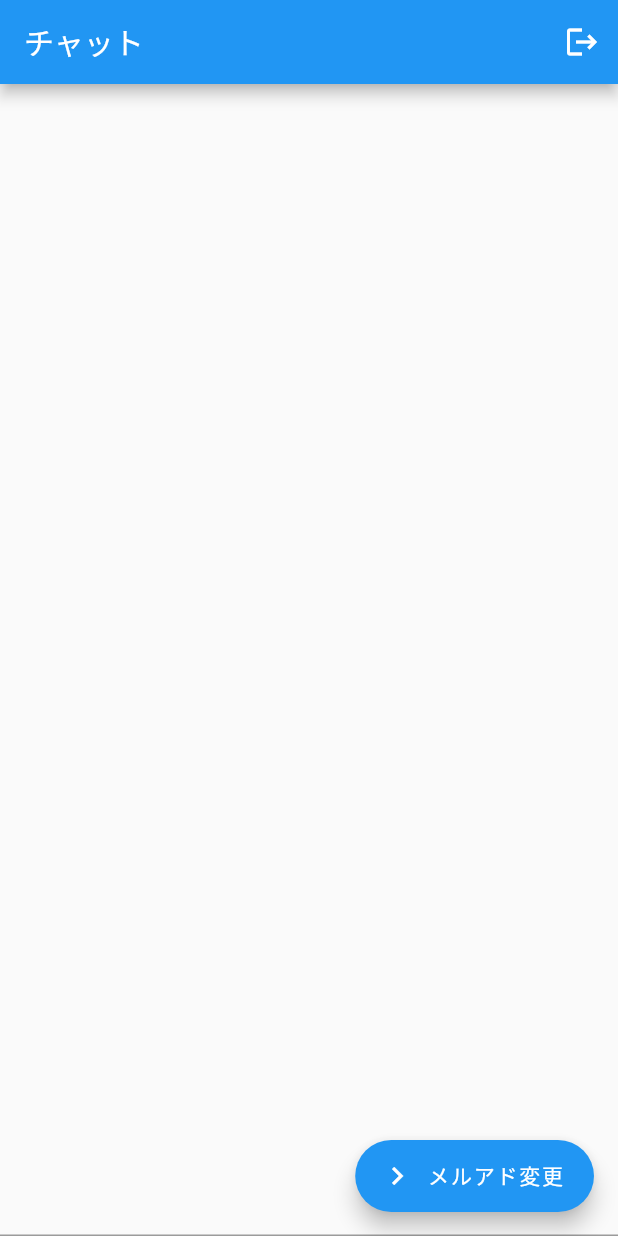
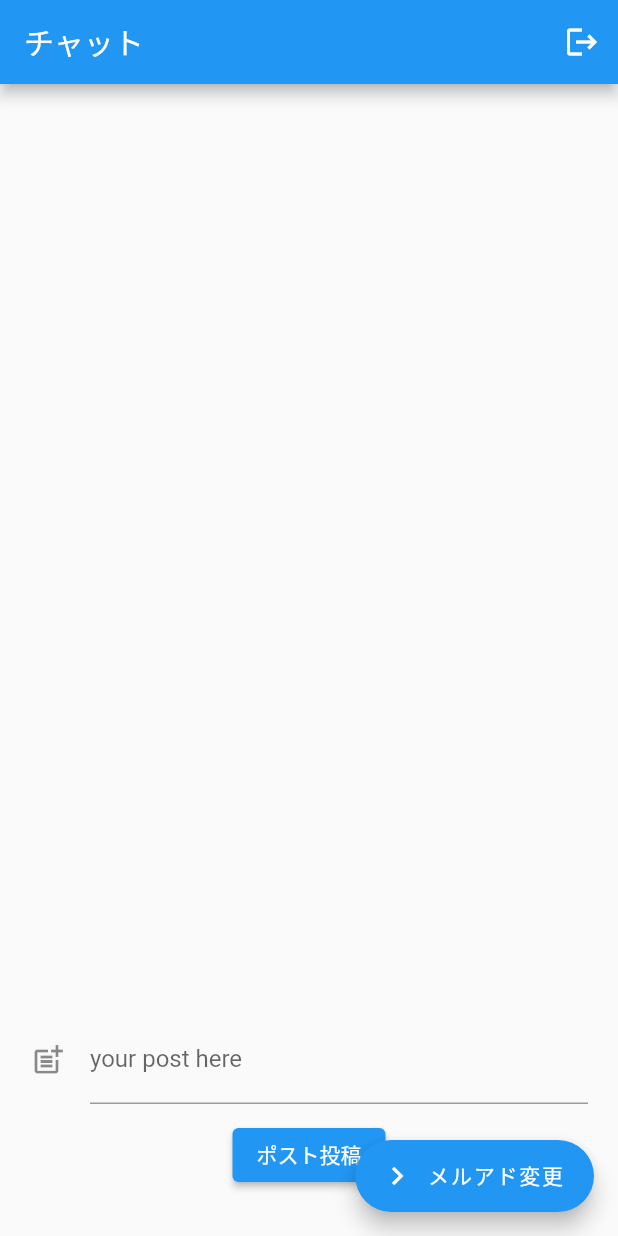
Before and after one commit to HinanoKawahori/chatApplication, a Flutter app: the screen it shows once a user with an empty profile is signed in, on a phone screen of 412 x 824 dp. Run offline on Flutter 3.47's test engine with Material 2 defaults, Android fonts, the phone set to English and light mode, and no system bars; our stand-ins replace cloud_firestore, firebase_auth, firebase_core; accounts and stored records are empty; network calls fail.

Commit message:
修正完了

```diff
--- a/lib/chat_page.dart
+++ b/lib/chat_page.dart
@@ -15,6 +15,17 @@ class ChatPage extends StatefulWidget {
 }
 
 class _ChatPageState extends State<ChatPage> {
+  //validation
+  final _formKey = GlobalKey<FormState>();
+  final postController = TextEditingController();
+
+  @override
+  void dispose() {
+    print('text');
+    postController.dispose();
+    super.dispose();
+  }
+
   @override
   Widget build(BuildContext context) {
     return Scaffold(
@@ -25,14 +36,17 @@ class _ChatPageState extends State<ChatPage> {
             icon: Icon(Icons.logout),
             onPressed: () async {
               // ログアウト処理
-              // 内部で保持しているログイン情報等が初期化される
+              // 元の画面に戻らないように、
+              // pushandremoveuntil(次のページに遷移しつつ、特定の条件のページまで過去のページを取り除く)をつける。
               await FirebaseAuth.instance.signOut();
-              await Navigator.of(context).push(
+
+              await Navigator.of(context).pushAndRemoveUntil(
                 MaterialPageRoute(
                   builder: (context) {
                     return SignInPage();
                   },
                 ),
+                (route) => false,
               );
             },
           ),
@@ -43,19 +57,18 @@ class _ChatPageState extends State<ChatPage> {
         label: Text('メルアド変更'),
         icon: Icon(Icons.navigate_next),
         onPressed: () {
-          Navigator.push(
-              context,
-              MaterialPageRoute(
-                  // （2） 実際に表示するページ(ウィジェット)を指定する
-                  builder: (context) => ModifyProfilePage()));
+          Navigator.push(context,
+              MaterialPageRoute(builder: (context) => ModifyProfilePage()));
         },
       ),
-      body: Column(
+      body: Padding(
+        padding: const EdgeInsets.all(20),
+        child: Column(
           children: [
             //child1, streambuilder
             Expanded(
               child: StreamBuilder<QuerySnapshot<Post>>(
-              // stream プロパティに snapshots() を与えると、コレクションの中のドキュメントをリアルタイムで監視することができます。
+                // stream プロパティに snapshots() >> リアルタイム監視
                 stream: postsReference.orderBy('createdAt').snapshots(),
                 // ここで受け取っている snapshot に stream で流れてきたデータが入っています。
                 builder: (context, snapshot) {
@@ -74,32 +87,72 @@ class _ChatPageState extends State<ChatPage> {
               ),
             ),
 
-            TextFormField(
-            onFieldSubmitted: (text) {
-              //1,user変数にユーザーデータを格納。
+            Form(
+              key: _formKey,
+              child: TextFormField(
+                controller: postController,
+                decoration: const InputDecoration(
+                  label: Text('your post here'),
+                  icon: Icon(Icons.post_add),
+                ),
+                validator: (value) {
+                  if (value == null || value.isEmpty) {
+                    return 'Please enter some text';
+                  }
+                  return null;
+                },
+              ),
+            ),
+            Container(
+              margin: const EdgeInsets.all(10),
+              child: ElevatedButton(
+                onPressed: () {
+                  if (_formKey.currentState!.validate()) {
+                    //if　okeyなら、投稿
+                    _post(postController.text);
+
+                    ScaffoldMessenger.of(context).showSnackBar(
+                      const SnackBar(content: Text('Processing Data')),
+                    );
+                  }
+                },
+                child: const Text('ポスト投稿'),
+              ),
+            ),
+          ],
+        ),
+      ),
+    );
+  }
+
+  //タスク投稿
+  Future<void> _post(String text) async {
+    // 1,user変数にユーザーデータを格納。
     final user = FirebaseAuth.instance.currentUser!;
     final posterId = user.uid; //ログイン中のuserIdがとれる。
-              // final posterName = user.displayName!; // Googleアカウントの名前がとれます
-              // final posterImageUrl = user.photoURL!; // Googleアカウントのアイコンデータがとれます
+    // ２,ランダムなpostIdのドキュメントリファレンスを作成。doc();で作れる
+    final newDocumentReference = postsReference.doc();
 
-              //２、ランダムなpostIdのドキュメントリファレンスを作成。
-              //(doc();)で作れる。
-              final newDocumentReference = postsReference.doc();
-              //postクラス型からできるnewPostインスタンス。
     final newPost = Post(
       text: text,
       createdAt: Timestamp.now(), // 投稿日時は現在とします
-                // posterName: posterName,
-                // posterImageUrl: posterImageUrl,
       posterId: posterId,
       reference: newDocumentReference,
     );
-              newDocumentReference.set(newPost);
-            },
-          ),
-          // ),
-        ],
-      ),
+    print(newPost);
+
+    FirebaseFirestore.instance.collection('posts').withConverter<Post>(
+      // <> ここに変換したい型名をいれます。今回は Post です。
+      fromFirestore: ((snapshot, _) {
+        // 第二引数は使わないのでその場合は _ で不使用であることを分かりやすくしています。
+        return Post.fromFirestore(
+            snapshot); // 先ほど定期着した fromFirestore がここで活躍します。
+      }),
+      toFirestore: ((Post postData, _) {
+        return postData.toMap(); // 先ほど適宜した toMap がここで活躍します。
+      }),
     );
+    // 3,postクラス型からできるnewPostインスタンス。
+    await newDocumentReference.set(newPost);
   }
 }
--- a/lib/main.dart
+++ b/lib/main.dart
@@ -42,6 +42,7 @@ class MyApp extends StatelessWidget {
   }
 }
 
+//TODO freezed???
 //withConverterでcollectionReferenceを作る。
 final postsReference =
     FirebaseFirestore.instance.collection('posts').withConverter<Post>(
--- a/lib/post.dart
+++ b/lib/post.dart
@@ -1,48 +1,44 @@
 import 'package:cloud_firestore/cloud_firestore.dart';
-import 'package:freezed_annotation/freezed_annotation.dart';
 
-part 'post.freezed.dart';
+class Post {
+  Post({
+    required this.text,
+    required this.createdAt,
+    required this.posterId,
+    required this.reference,
+  });
 
-//TODO 確認
-//設計図ポスト
-@freezed
-class Post with _$Post {
-  const factory Post({
-    required String text,
-    required Timestamp createdAt,
-    required String posterId,
-    required DocumentReference reference,
-  }) = _Post;
-
-//インスタンスの生成
-//firebaseからpost型
-//因数としてfirestoreのマップ型documentsnapshotを受け取り、Postのインスタンスを作る。
   factory Post.fromFirestore(DocumentSnapshot<Map<String, dynamic>> snapshot) {
-    //map = data{key, value}
-    // documensSnapshot からmapに変換
-    final map = snapshot.data()!;
+    final map = snapshot.data()!; // data() の中には Map 型のデータが入っています。
+    // data()! この ! 記号は nullable な型を non-nullable として扱うよ！ という意味です。
+    // data の中身はかならず入っているだろうという仮説のもと ! をつけています。
+    // map データが得られているのでここからはいつもと同じです。
     return Post(
-      //map型のデータが得られる。
-      //ex)text : map['text']  textにmap['text']を代入！
       text: map['text'],
       createdAt: map['createdAt'],
-      // posterName: map['posterName'],
-      // posterImageUrl: map['posterImageUrl'],
       posterId: map['posterId'],
-      reference: snapshot.reference,
+      reference:
+          snapshot.reference, // 注意。reference は map ではなく snapshot に入っています。
     );
   }
 
-//post型からfirebase
-//PostインスタンスからMap<String, dynamic>に変換するためのtoMap関数。
   Map<String, dynamic> toMap() {
     return {
-      //プロパティ名＝key名、 Firestore にデータを保存するときに活躍
       'text': text,
       'createdAt': createdAt,
-      // 'posterName': posterName,
-      // 'posterImageUrl': posterImageUrl,
       'posterId': posterId,
     };
   }
+
+  /// 投稿文
+  final String text;
+
+  /// 投稿日時
+  final Timestamp createdAt;
+
+  /// 投稿者のユーザーID
+  final String posterId;
+
+  /// Firestoreのどこにデータが存在するかを表すpath情報
+  final DocumentReference reference;
 }
--- a/lib/sign_in_page.dart
+++ b/lib/sign_in_page.dart
@@ -45,6 +45,9 @@ class _SignInPageState extends State<SignInPage> {
         password: pass,
       );
       //SignInがうまく行った場合の処理
+      //TODO なぜここに、pushAndRemoveUntilをつけるのか??
+      //TODO ログイン前の状態にもどらないようにするため。(過去のページを取り除くため)
+      //TODO　pushでもページは遷移するけど、ログイン前のページに戻ってしまう。
       if (mounted) {
         Navigator.of(context).pushAndRemoveUntil(
           MaterialPageRoute(builder: (context) {
@@ -144,8 +147,8 @@ class _SignInPageState extends State<SignInPage> {
                 onPressed: () {
                   /// アカウント作成の場合
                   ///3 createAccount
-                  _createAccount(idController.text, passController.text);
                   if (_formKey.currentState!.validate()) {
+                    _createAccount(idController.text, passController.text);
                     ScaffoldMessenger.of(context).showSnackBar(
                       const SnackBar(content: Text('Processing Data')),
                     );
```
Also changed, not shown: lib/forgetpassword.dart (+30 -4 lines), lib/post.freezed.dart (deleted). Lines whose indentation alone changed are shown as unchanged.
